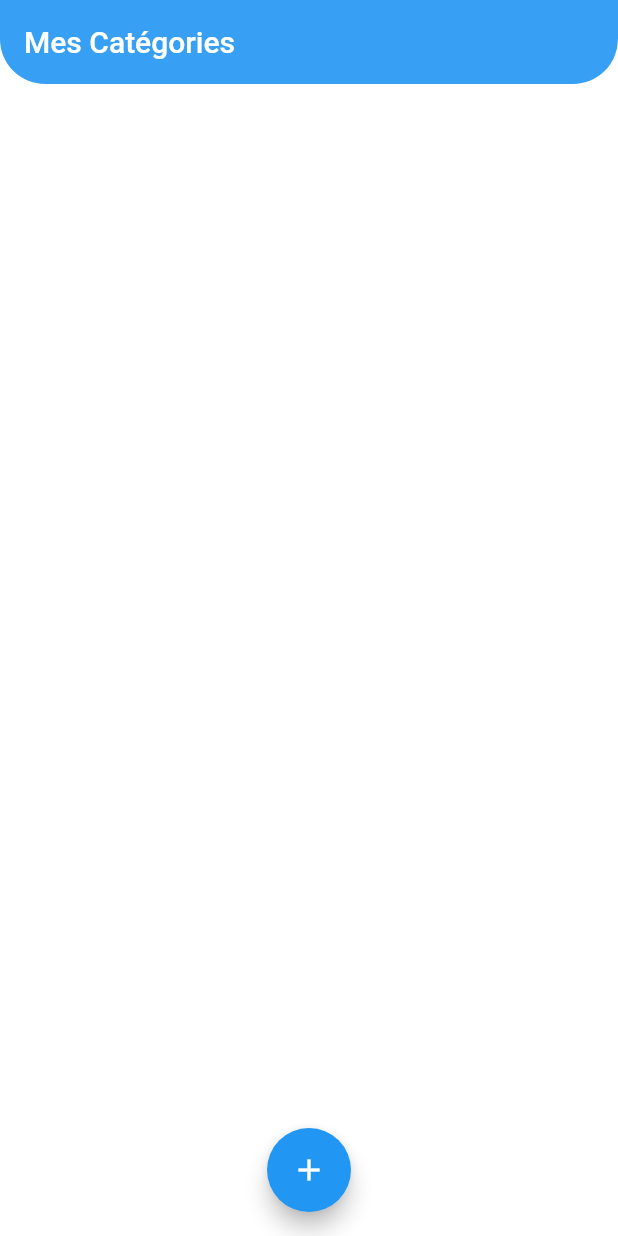
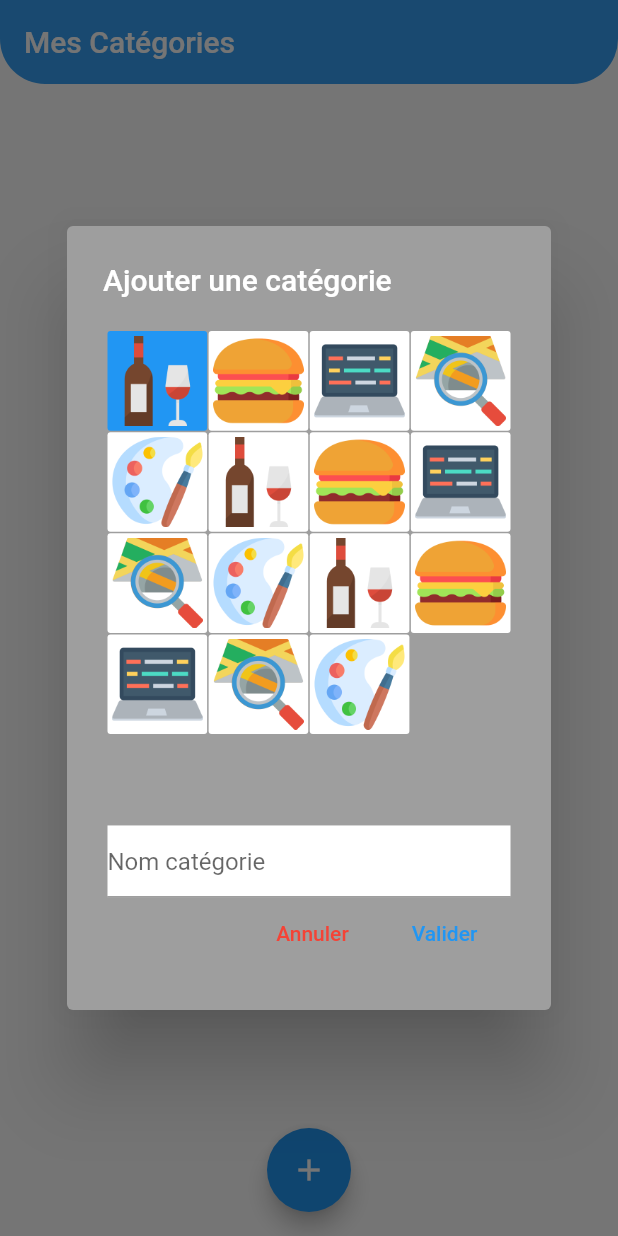
Before and after one commit to Radeonisos/tierlist, a Flutter app: the screen it shows after launch, after a tap on the "add" icon, on a phone screen of 412 x 824 dp. Run offline on Flutter 3.47's test engine with Material 2 defaults, Android fonts, the phone set to English and light mode, and no system bars; our stand-ins replace flutter_colorpicker, image_picker, shared_preferences, sqflite; accounts and stored records are empty; statements that could not run were skipped.

Commit message:
no message

```diff
--- a/lib/main.dart
+++ b/lib/main.dart
@@ -9,6 +9,7 @@ import 'package:flutter_app/providers/sub_catgories_provider.dart';
 import 'package:provider/provider.dart';
 
 import 'models/sub_category.dart';
+import 'pages/add_item_page.dart';
 
 void main() {
   runApp(MyApp());
@@ -21,31 +22,8 @@ class MyApp extends StatefulWidget {
 }
 
 class _MyAppState extends State<MyApp> {
-  Category _selectedCategory;
-
-  SubCategory _subSelectedCategory;
-
-  int _subCategoryId;
 
   final heroC = HeroController();
-
-  void _handleCategoryTapped(Category category) {
-    setState(() {
-      _selectedCategory = category;
-    });
-  }
-
-  void _handleSubCategoryTapped(SubCategory subCategory) {
-    setState(() {
-      _subSelectedCategory = subCategory;
-    });
-  }
-
-  void _handleAddItemTapped(int subCategoryId) {
-    setState(() {
-      _subCategoryId = subCategoryId;
-    });
-  }
 
   @override
   Widget build(BuildContext context) {
@@ -72,7 +50,7 @@ class _MyAppState extends State<MyApp> {
             ClassementPage.routeName: (ctx) => ClassementPage(
                 (settings.arguments as Map)['subCategory'],
                 (settings.arguments as Map)['imgCategory']),
-            // AddItemPage.routeName: (ctx) => AddItemPage(settings.arguments),
+             AddItemPage.routeName: (ctx) => AddItemPage(settings.arguments),
           };
           WidgetBuilder builder = routes[settings.name];
           return MaterialPageRoute(builder: (ctx) => builder(ctx));
--- a/lib/pages/home.dart
+++ b/lib/pages/home.dart
@@ -3,6 +3,7 @@ import 'package:flutter_app/helpers/db_helper.dart';
 import 'package:flutter_app/models/category.dart';
 import 'package:flutter_app/providers/catgories_provider.dart';
 import 'package:flutter_app/widgets/card_category.dart';
+import 'package:flutter_app/widgets/dialog_add_category.dart';
 import 'package:provider/provider.dart';
 import 'package:shared_preferences/shared_preferences.dart';
 
@@ -64,6 +65,7 @@ class _HomeState extends State<Home> {
               colorEnd: category.colorEnd,
               id: category.id,
               onTap: () => goToOneCategory(category),
+              onDelete: deleteCategory,
             );
           }),
         ),
@@ -71,12 +73,25 @@ class _HomeState extends State<Home> {
       floatingActionButtonLocation: FloatingActionButtonLocation.centerFloat,
       floatingActionButton: FloatingActionButton(
         child: Icon(Icons.add),
-        onPressed: () async {
-          await Provider.of<CategoriesProviders>(context, listen: false)
-              .addCategory();
-        },
+        onPressed: openAddCategory,
       ),
     );
+  }
+
+  void deleteCategory() {
+    print('DeleteCategory');
+  }
+
+  void openAddCategory(){
+    showDialog(
+        context: context,
+        builder: (ctx) {
+          return DialogAddCategory(addCategory);
+        });
+  }
+
+  void addCategory(String name, String img) async{
+    await Provider.of<CategoriesProviders>(context, listen: false).addCategory(name,img);
   }
 
   void goToOneCategory(Category category) {
--- a/lib/providers/catgories_provider.dart
+++ b/lib/providers/catgories_provider.dart
@@ -1,3 +1,5 @@
+import 'dart:math';
+
 import 'package:flutter/material.dart';
 import 'package:flutter_app/helpers/db_helper.dart';
 import 'package:flutter_app/models/category.dart';
@@ -19,17 +21,21 @@ class CategoriesProviders with ChangeNotifier {
     notifyListeners();
   }
 
-  Future<void> addCategory() async {
-    int id = await DBHelper.insert(
+  Future<void> deleteOneCategory(int id) async {
+
+  }
+
+  Future<void> addCategory(String name, String img) async {
+    List colors = [Colors.red, Colors.green, Colors.orange, Colors.blue, Colors.amber];
+    Random random = new Random();
+    Category category = Category(name, img, colors[random.nextInt(colors.length)],
+        Colors.white70);
+
+    category.id  = await DBHelper.insert(
         'categories',
-        Category('Alcool', 'assets/images/alcool.png', Colors.blue,
-                Colors.white70)
+        category
             .toMap());
-
-    await _categories.add(
-      Category.name('Alcool', 'assets/images/alcool.png', Colors.blue,
-          Colors.white70, id),
-    );
+    await _categories.add(category);
     notifyListeners();
   }
 
--- /dev/null
+++ b/lib/widgets/dialog_add_category.dart
@@ -0,0 +1,108 @@
+import 'package:flutter/material.dart';
+
+class DialogAddCategory extends StatefulWidget {
+
+  Function(String name, String img) onPressedAdd;
+
+  DialogAddCategory(this.onPressedAdd);
+
+  @override
+  _DialogAddCategoryState createState() => _DialogAddCategoryState();
+}
+
+class _DialogAddCategoryState extends State<DialogAddCategory> {
+
+  // todo : refacto this var
+  List<String> iconCategories = [
+    'assets/images/alcool.png',
+    'assets/images/food.png',
+    'assets/images/informatique.png',
+    'assets/images/lieux.png',
+    'assets/images/oeuvre.png',
+    'assets/images/alcool.png',
+    'assets/images/food.png',
+    'assets/images/informatique.png',
+    'assets/images/lieux.png',
+    'assets/images/oeuvre.png',
+    'assets/images/alcool.png',
+    'assets/images/food.png',
+    'assets/images/informatique.png',
+    'assets/images/lieux.png',
+    'assets/images/oeuvre.png',
+  ];
+
+  String nameOfCategory;
+  int indexChoiceImg=0;
+
+  @override
+  Widget build(BuildContext context) {
+    return AlertDialog(
+      // todo : change grey for more white
+      backgroundColor: Colors.grey,
+      title: Text('Ajouter une catégorie', style: TextStyle(color: Colors.white),),
+      content: SingleChildScrollView(
+        child: Container(
+          width: MediaQuery.of(context).size.width / 1.5,
+          padding: const EdgeInsets.all(3.0),
+          child: Column(
+            mainAxisAlignment: MainAxisAlignment.start,
+            children: [
+              Container(
+                height: MediaQuery.of(context).size.height/2.5,
+                child: GridView.count(
+                  crossAxisSpacing: 1,
+                  mainAxisSpacing: 1,
+                  crossAxisCount: 4,
+                  children: List.generate(iconCategories.length,
+                        (index) => Container(
+                          padding: const EdgeInsets.all(3.0),
+                          decoration: BoxDecoration(
+                            color: indexChoiceImg == index? Colors.blue: Colors.white,
+                            borderRadius: BorderRadius.all(Radius.circular(2)),
+                          ),
+                          child: InkWell(child: Image.asset(iconCategories[index]),
+                          onTap: (){
+                            setState(() {
+                              indexChoiceImg = index;
+                            });
+                          },),),),),
+              ),
+              Container(
+                color: Colors.white,
+                child: TextField(
+                  onChanged: (value) {
+                    setState(() {
+                      nameOfCategory = value;
+                    });
+                  },
+                  decoration: InputDecoration(
+                    hintText: 'Nom catégorie'
+                  ),
+                ),
+              ),
+              Row(
+                mainAxisAlignment: MainAxisAlignment.end,
+                children: [
+                  FlatButton(
+                    child: Text('Annuler', style: TextStyle(color: Colors.red),),
+                    onPressed: (){
+                      Navigator.of(context).pop();
+                    },
+                  ),
+                  FlatButton(
+                    child: Text('Valider', style: TextStyle(color: Colors.blue),),
+                    onPressed: (){
+                      widget.onPressedAdd(nameOfCategory,iconCategories[indexChoiceImg]);
+                      Navigator.of(context).pop();
+                    },
+                  )
+                ],
+              )
+            ],
+          ),
+        ),
+      ),
+    );
+  }
+
+}
```
Also changed, not shown: lib/pages/add_item_page.dart (+11 -4 lines), lib/pages/classement_page.dart (+7 -0 lines), lib/widgets/card_category.dart (+39 -7 lines), pubspec.lock, 3 other files.
